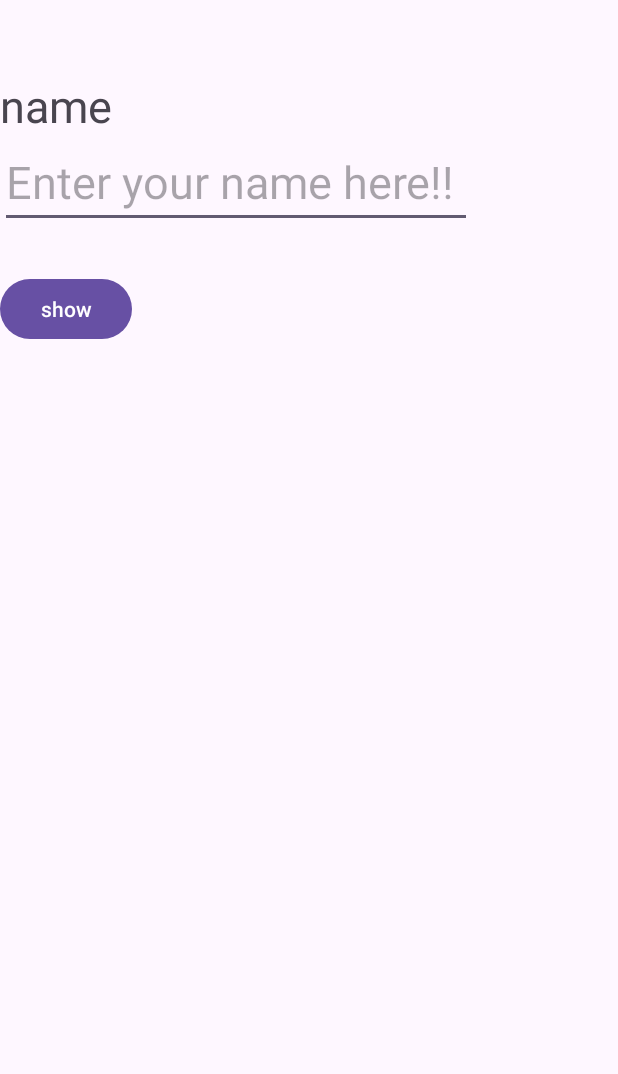
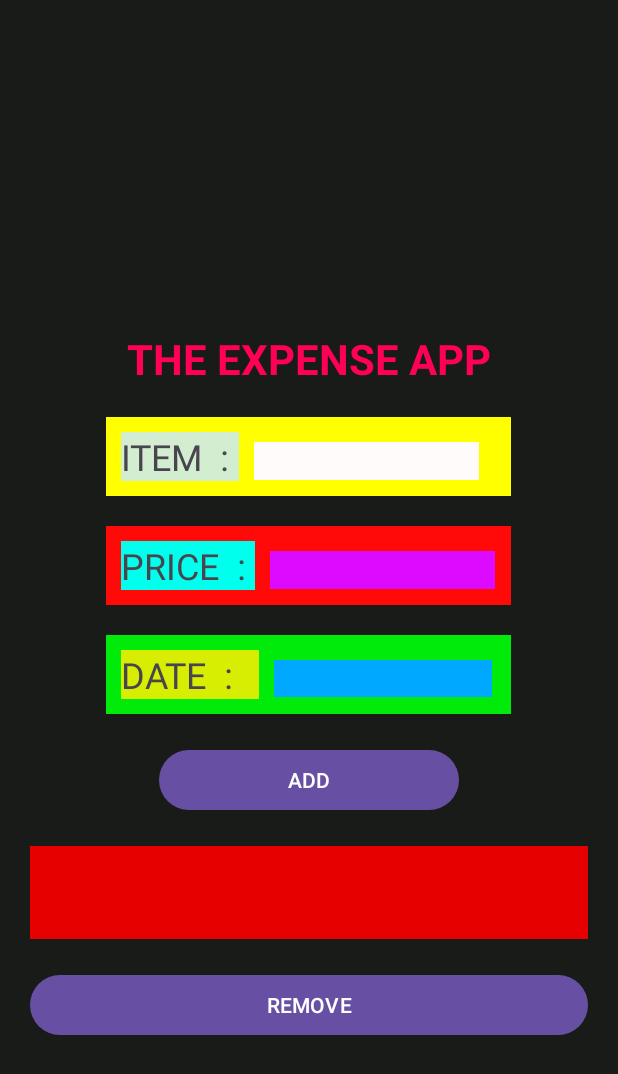
Before and after one commit to rayka6989/MAD-411-Assignments, an Android app: the screen it shows after launch (MainActivity), on a phone screen of 412 x 824 dp. Shown: the top 1074 px of the screen. Run offline under Robolectric (Android 15) with nearby library versions, the phone set to English and light mode, and no system bars.

Commit message:
completed assignment 6

```diff
--- a/app/src/main/java/com/example/assignment_5_raj/MainActivity.kt
+++ b/app/src/main/java/com/example/assignment_5_raj/MainActivity.kt
@@ -1,35 +1,70 @@
 package com.example.assignment_5_raj
 
-import android.annotation.SuppressLint
 import android.os.Bundle
-import android.view.View
+import android.text.Editable
+import android.text.TextWatcher
+import android.widget.ArrayAdapter
 import android.widget.Button
 import android.widget.EditText
-import android.widget.TextView
-import androidx.activity.enableEdgeToEdge
+import android.widget.ListView
+import android.widget.Toast
 import androidx.appcompat.app.AppCompatActivity
-import androidx.core.view.ViewCompat
-import androidx.core.view.WindowInsetsCompat
 
 class MainActivity : AppCompatActivity() {
-    private  lateinit var  nameTextView : TextView
-    private lateinit var  enterEditText: EditText
-    private  lateinit var  showNameButton: Button
-    private  lateinit var  displayNameTextView: TextView
-    private  lateinit var  view : View
-
-    @SuppressLint("MissingInflatedId")
     override fun onCreate(savedInstanceState: Bundle?) {
         super.onCreate(savedInstanceState)
         setContentView(R.layout.activity_main)
 
-        enterEditText = findViewById(R.id.enter_name_edit_text)
-        showNameButton = findViewById(R.id.show_name_button)
-        displayNameTextView = findViewById(R.id.display_name_text_view)
+        val expenseName = findViewById<EditText>(R.id.E1)
+        val amount = findViewById<EditText>(R.id.E2)
+        val date = findViewById<EditText>(R.id.E3)
+        val expenceButton = findViewById<Button>(R.id.B1)
+        val expenceList = findViewById<ListView>(R.id.L1)
+        val removeBtn = findViewById<Button>(R.id.R1)
 
-        showNameButton.setOnClickListener {
-            val outputName = enterEditText.text.toString()
-            displayNameTextView.text = "Hello, $outputName"
+        val listOfExpence = mutableListOf<String>()
+        val expenceAdapter = ArrayAdapter(this, android.R.layout.simple_list_item_1, listOfExpence)
+        expenceList.adapter = expenceAdapter
+
+
+        expenceButton.setOnClickListener {
+            val expName = expenseName.text.toString()
+            val expAmount = amount.text.toString()
+            val purchaseDate = date.text.toString()
+            if (expName.isEmpty() || expAmount.isEmpty()) {
+                Toast.makeText(this, "ENTER NAME AND AMOUNT ", Toast.LENGTH_SHORT).show()
+            } else {
+                val expence = "$expName - $expAmount - $purchaseDate"
+
+                listOfExpence.add(expence)
+
+                expenceAdapter.notifyDataSetChanged()
+
+
+                expenseName.text.clear()
+                amount.text.clear()
+                date.text.clear()
+                Toast.makeText(this, "EXPENCE HAS BEEN ADDED ", Toast.LENGTH_SHORT).show()
+            }
+        }
+
+        expenseName.addTextChangedListener(object : TextWatcher {
+            override fun afterTextChanged(s: Editable?) {
+            }
+
+            override fun beforeTextChanged(s: CharSequence?, start: Int, count: Int, after: Int) {}
+            override fun onTextChanged(s: CharSequence?, start: Int, before: Int, count: Int) {}
+        })
+
+        removeBtn.setOnClickListener {
+            if (listOfExpence.isNotEmpty()) {
+                listOfExpence.removeAt(listOfExpence.size - 1)
+                expenceAdapter.notifyDataSetChanged() // UPDATE THE LIST VIEW
+                Toast.makeText(this, "THE LAST EXPENCE HAS BEEN REMOVED!", Toast.LENGTH_SHORT)
+                    .show()
+            } else {
+                Toast.makeText(this, "NOTHING REMOVED!", Toast.LENGTH_SHORT).show()
+            }
         }
     }
 }
--- a/app/src/main/res/layout/activity_main.xml
+++ b/app/src/main/res/layout/activity_main.xml
@@ -1,35 +1,156 @@
 <?xml version="1.0" encoding="utf-8"?>
 <LinearLayout xmlns:android="http://schemas.android.com/apk/res/android"
     xmlns:tools="http://schemas.android.com/tools"
-    android:id="@+id/activity_main"
     android:layout_width="match_parent"
     android:layout_height="match_parent"
+    android:gravity="center_horizontal"
+    android:background="#181B17"
     android:orientation="vertical"
-    android:layout_marginTop="50dp"
-    tools:context=".MainActivity">
+    android:padding="20dp">
+
     <TextView
+        android:id="@+id/textView"
         android:layout_width="wrap_content"
         android:layout_height="wrap_content"
-        android:text="name"
-        android:id="@+id/name_text_view"
-        android:textSize="30sp"/>
-    <EditText
-        android:hint="Enter your name here!! "
-        android:id="@+id/enter_name_edit_text"
-        android:layout_width="wrap_content"
+        android:layout_gravity="center"
+        android:layout_marginTop="200dp"
+        android:text=" THE EXPENSE APP "
+        android:textSize="28sp"
+        android:textStyle="bold"
+        android:textColor="#FF0056"
+        tools:ignore="HardcodedText" />
+
+
+    <LinearLayout
+        android:layout_width="270dp"
         android:layout_height="wrap_content"
-        android:textSize="30sp" />
+        android:layout_gravity="center"
+        android:layout_marginTop="20dp"
+        android:background="#FFFF00"
+        android:orientation="horizontal">
+
+        <TextView
+            android:layout_width="wrap_content"
+            android:layout_height="wrap_content"
+            android:layout_marginTop="10dp"
+            android:layout_marginBottom="10dp"
+            android:background="#D3EDD0"
+            android:layout_marginStart="10dp"
+            android:text="ITEM  : "
+            android:textSize="24sp"
+            tools:ignore="HardcodedText" />
+
+        <EditText
+            android:id="@+id/E1"
+            android:layout_width="150dp"
+            android:layout_height="25dp"
+            android:layout_marginTop="10dp"
+            android:layout_marginBottom="10dp"
+            android:layout_marginLeft="10dp"
+            android:layout_marginRight="10dp"
+            android:background="#FFFBFB"
+            android:ems="5"
+            android:importantForAutofill="no"
+            android:inputType="text"
+            />
+
+
+    </LinearLayout>
+
+    <LinearLayout
+        android:layout_width="270dp"
+        android:layout_height="wrap_content"
+        android:layout_gravity="center"
+        android:layout_marginTop="20dp"
+        android:background="#FF0909"
+        android:orientation="horizontal">
+
+        <TextView
+            android:layout_width="wrap_content"
+            android:layout_height="wrap_content"
+            android:layout_marginLeft="10dp"
+            android:layout_marginTop="10dp"
+            android:layout_marginBottom="10dp"
+            android:background="#00FFED"
+            android:text="PRICE  : "
+            android:textSize="24sp"
+            tools:ignore="HardcodedText" />
+
+        <EditText
+            android:id="@+id/E2"
+            android:layout_width="150dp"
+            android:layout_height="25dp"
+            android:layout_marginTop="10dp"
+            android:layout_marginBottom="10dp"
+            android:layout_marginLeft="10dp"
+            android:layout_marginRight="10dp"
+            android:background="#DC0BFF"
+            android:ems="5"
+            android:importantForAutofill="no"
+            android:inputType="number" />
+
+
+    </LinearLayout>
+
+    <LinearLayout
+        android:layout_width="270dp"
+        android:layout_height="wrap_content"
+        android:layout_gravity="center"
+        android:layout_marginTop="20dp"
+        android:background="#00EB09"
+        android:orientation="horizontal">
+
+        <TextView
+            android:layout_width="92dp"
+            android:layout_height="wrap_content"
+            android:layout_marginStart="10dp"
+            android:layout_marginTop="10dp"
+            android:layout_marginBottom="10dp"
+            android:background="#D7ED02"
+            android:text="DATE  : "
+            android:textSize="24sp"
+            tools:ignore="HardcodedText" />
+
+        <EditText
+            android:id="@+id/E3"
+            android:layout_width="145dp"
+            android:layout_height="wrap_content"
+            android:layout_marginLeft="10dp"
+            android:layout_marginTop="10dp"
+            android:layout_marginRight="10dp"
+            android:layout_marginBottom="10dp"
+            android:background="#00A9FF"
+            android:ems="5"
+            android:importantForAutofill="no"
+            android:inputType="date" />
+
+    </LinearLayout>
+
     <Button
-        android:id="@+id/show_name_button"
-        android:text="show"
-        android:layout_width="wrap_content"
+        android:id="@+id/B1"
+        android:layout_width="200dp"
         android:layout_height="wrap_content"
-        android:layout_marginTop="30sp"
-        />
-    <TextView
-        android:layout_width="wrap_content"
+        android:layout_gravity="center"
+        android:layout_marginTop="20dp"
+        android:layout_marginBottom="20dp"
+        android:text='ADD'
+        tools:ignore="HardcodedText" />
+
+    <ListView
+        android:id="@+id/L1"
+        android:layout_width="match_parent"
+        android:layout_height="62dp"
+        android:layout_gravity="center"
+        android:background="#E60000" />
+
+    <Button
+        android:id="@+id/R1"
+        android:layout_width="match_parent"
         android:layout_height="wrap_content"
-        android:text=""
-        android:id="@+id/display_name_text_view"
-        android:textSize="30sp" />
+        android:layout_gravity="center"
+        android:layout_marginTop="20dp"
+        android:layout_marginBottom="20dp"
+        android:text="REMOVE"
+        tools:ignore="HardcodedText" />
+
 </LinearLayout>
```
